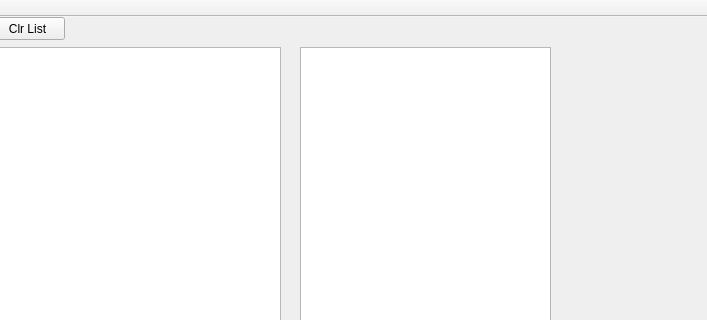
Before: the Qt Designer form QDatasetGrain/mainwindow.ui in kozolex/QDatasetGrain, drawn with Qt 5; both pictures show x 100 to 807 and y 0 to 320 of the 807 by 553 pixel window.
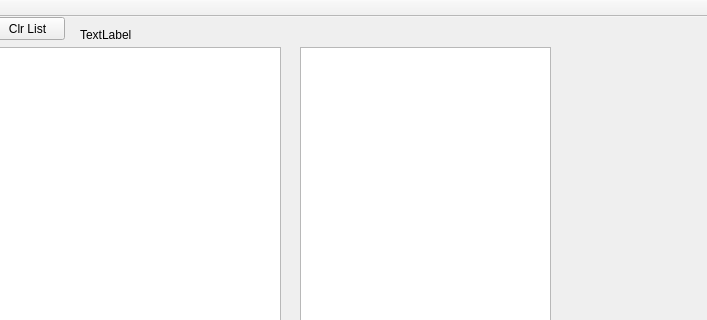
After: the same form once the commit is applied.

What changed in the file:
```diff
--- a/QDatasetGrain/mainwindow.ui
+++ b/QDatasetGrain/mainwindow.ui
@@ -65,6 +65,32 @@
      </rect>
     </property>
    </widget>
+   <widget class="QLabel" name="label">
+    <property name="geometry">
+     <rect>
+      <x>-80</x>
+      <y>620</y>
+      <width>47</width>
+      <height>13</height>
+     </rect>
+    </property>
+    <property name="text">
+     <string>TextLabel</string>
+    </property>
+   </widget>
+   <widget class="QLabel" name="labelFileName">
+    <property name="geometry">
+     <rect>
+      <x>180</x>
+      <y>10</y>
+      <width>481</width>
+      <height>16</height>
+     </rect>
+    </property>
+    <property name="text">
+     <string>TextLabel</string>
+    </property>
+   </widget>
   </widget>
   <widget class="QMenuBar" name="menuBar">
    <property name="geometry">
```
